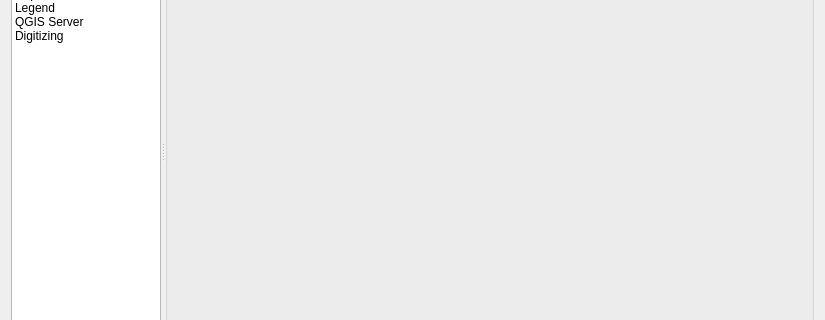
Old version of the form src/ui/qgsvectorlayerpropertiesbase.ui in the repository qgis/QGIS; both pictures show x 0 to 825 and y 263 to 583 of the 825 by 856 pixel window.
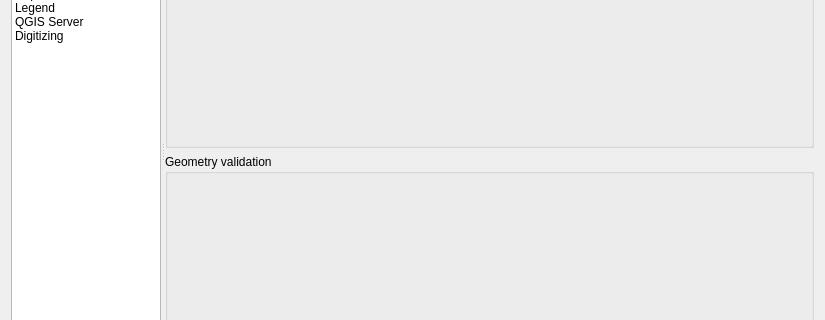
New version of the form. The open tabs and pages were chosen to show the change. Icons and pictures are not drawn. Custom widgets are drawn as their Qt base class.

Diff of the .ui file:
```diff
--- a/src/ui/qgsvectorlayerpropertiesbase.ui
+++ b/src/ui/qgsvectorlayerpropertiesbase.ui
@@ -2410,6 +2410,13 @@
              </layout>
             </widget>
            </item>
+           <item row="1" column="0">
+            <widget class="QGroupBox" name="mGeometryValidationGroupBox">
+             <property name="title">
+              <string>Geometry validation</string>
+             </property>
+            </widget>
+           </item>
           </layout>
          </widget>
         </widget>
```
Left out of the diff: 8 changed lines with no effect on the pictures.
